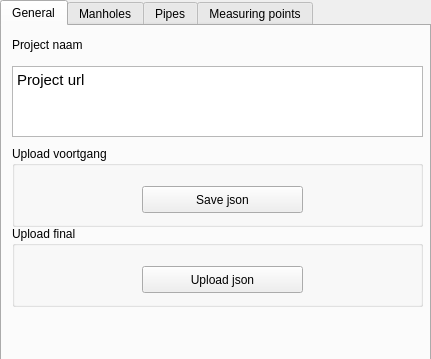
First picture: the form in beoordelingstool_dockwidget_base.ui, repository nens/Beoordelingstool, before the edit; both pictures show x 0 to 431 and y 0 to 359 of the 431 by 578 pixel window.
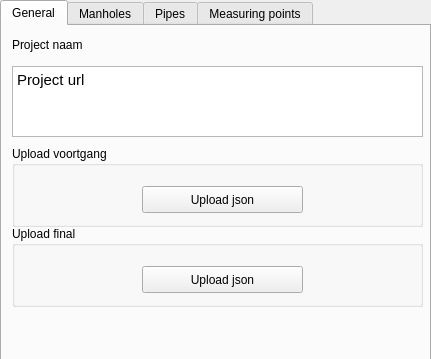
Second picture: the form after the edit. The open tabs and pages were chosen to show the change.

Commit message: Change 'Save json' button into 'Upload json' of General tab of dockwidget.

Patch:
```diff
--- a/beoordelingstool_dockwidget_base.ui
+++ b/beoordelingstool_dockwidget_base.ui
@@ -71,7 +71,7 @@
         </rect>
        </property>
        <property name="text">
-        <string>Save json</string>
+        <string>Upload json</string>
        </property>
       </widget>
      </widget>
```
